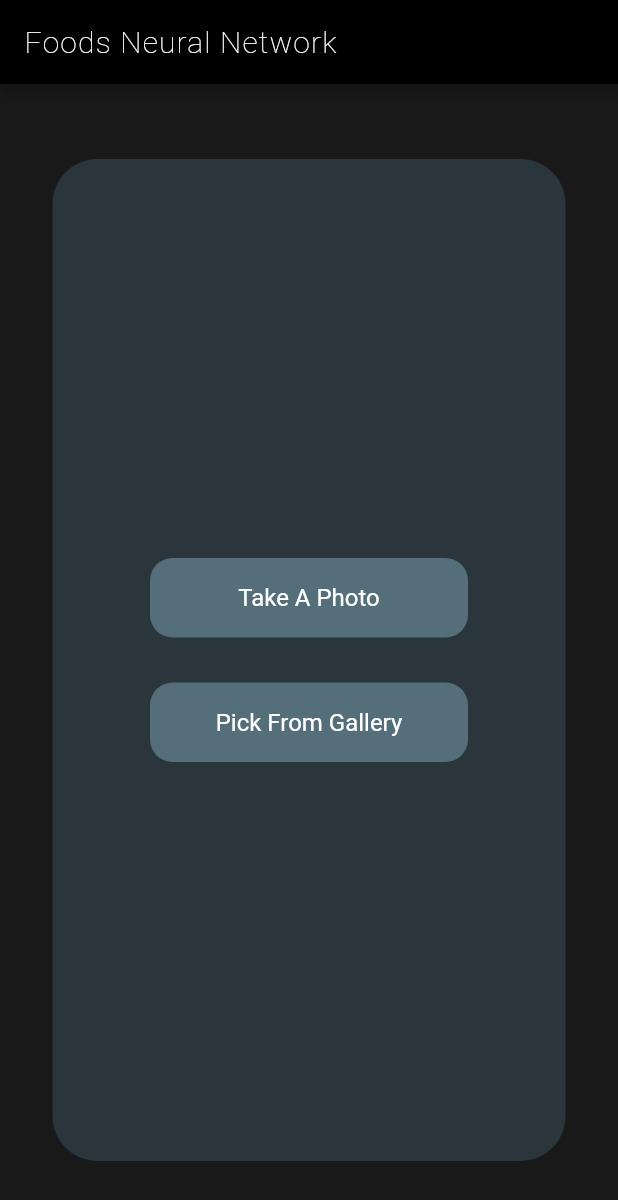
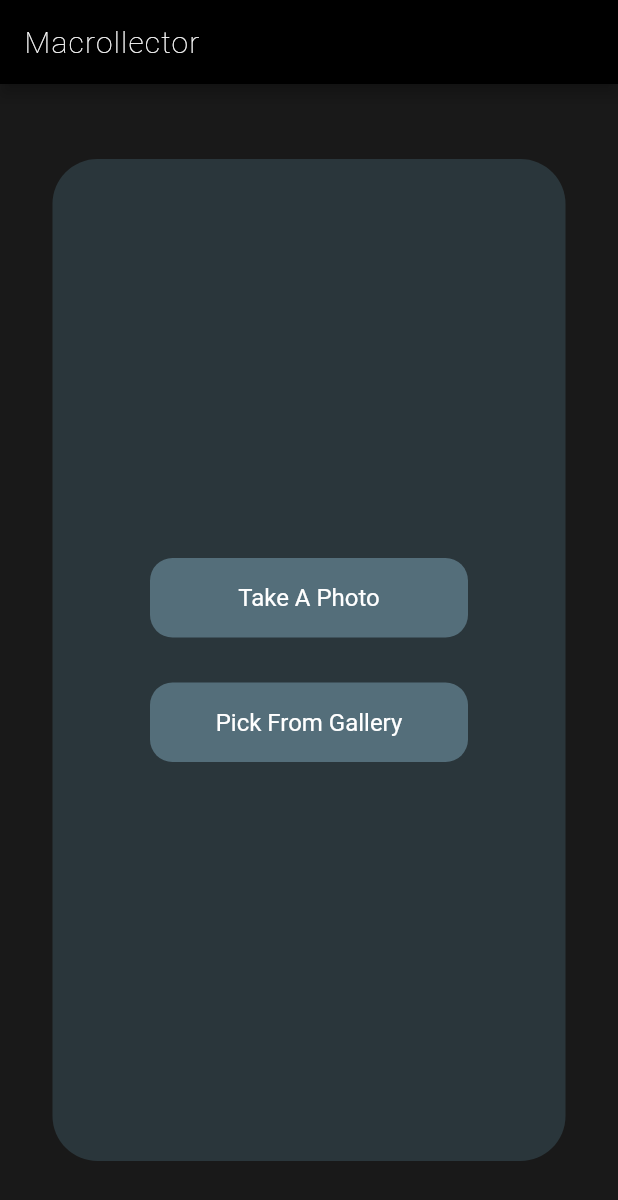
Before and after one commit to evanb5/macrollector, a Flutter app: the screen it shows after launch, on a phone screen of 412 x 824 dp. Shown: the top 1200 px of the screen. Run offline on Flutter 3.47's test engine with Material 2 defaults, Android fonts, the light colour scheme and no system bars; our stand-ins replace camera, image_picker; missing offline and left inert: google_ml_kit, tflite.

Commit message:
Changed name to Macrollector

```diff
--- a/lib/home.dart
+++ b/lib/home.dart
@@ -73,7 +73,7 @@ class _HomeState extends State<Home> {
       appBar: AppBar(
         backgroundColor: Colors.black,
         title: const Text(
-          'Foods Neural Network',
+          'Macrollector',
           style: TextStyle(
               color: Colors.white,
               fontWeight: FontWeight.w200,
```
